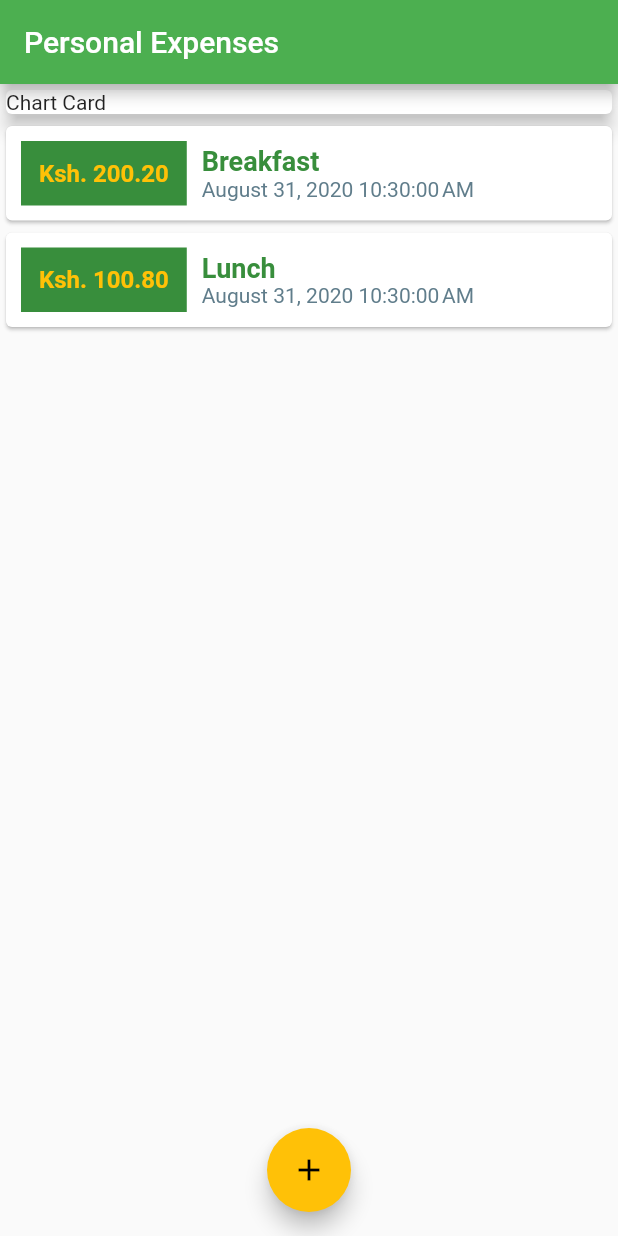
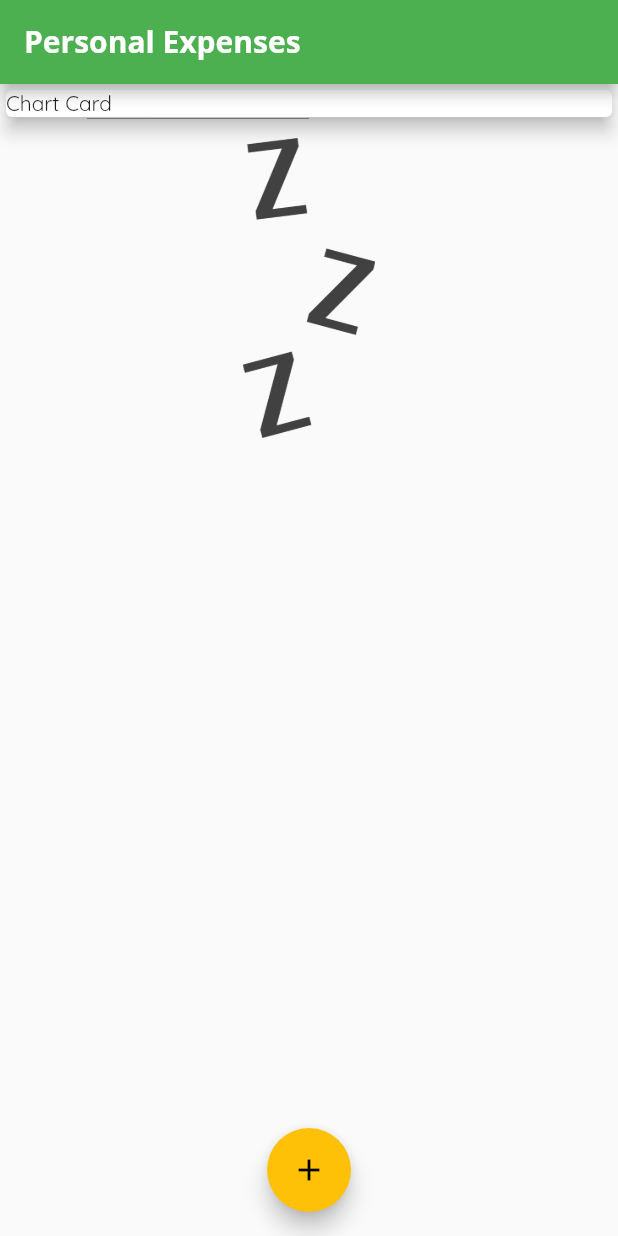
Before and after one commit to ShadrackAdwera/ExpensesApp, a Flutter app: the screen it shows after launch, on a phone screen of 412 x 824 dp. Run offline on Flutter 3.47's test engine with Material 2 defaults, Android fonts, the phone set to English and light mode, and no system bars.

Commit message:
add image when transaction is not available

```diff
--- a/lib/main.dart
+++ b/lib/main.dart
@@ -14,34 +14,48 @@ class MyApp extends StatelessWidget {
   Widget build(BuildContext context) {
     return MaterialApp(
       title: 'Personal Expenses',
-      theme: ThemeData(primarySwatch: Colors.green, accentColor: Colors.amber),
+      theme: ThemeData(
+        primarySwatch: Colors.green,
+        accentColor: Colors.amber,
+        fontFamily: 'Quicksand',
+        appBarTheme: AppBarTheme(
+          textTheme: ThemeData.light().textTheme.copyWith(
+                headline6: TextStyle(
+                  fontFamily: 'OpenSans',
+                  fontSize: 20,
+                  fontWeight: FontWeight.bold
+                ),
+              ),
+        ),
+      ),
       home: MyHomePage(),
     );
   }
 }
 
 class MyHomePage extends StatefulWidget {
-
   @override
   _MyHomePageState createState() => _MyHomePageState();
 }
 
 class _MyHomePageState extends State<MyHomePage> {
-
   final List<Transaction> _userTransactions = [
-    Transaction('t1', 'Breakfast', 200.2, DateTime.now()),
-    Transaction('t2', 'Lunch', 100.8, DateTime.now())
+    // Transaction('t1', 'Breakfast', 200.2, DateTime.now()),
+    // Transaction('t2', 'Lunch', 100.8, DateTime.now())
   ];
 
   void _addTransaction(String txTitle, double txAmount) {
-    final newTransaction = Transaction(Random().toString(), txTitle, txAmount, DateTime.now() );
+    final newTransaction =
+        Transaction(Random().toString(), txTitle, txAmount, DateTime.now());
     setState(() {
       _userTransactions.add(newTransaction);
     });
   }
 
-  void _startAddNewTransaction(BuildContext ctx ) {
-    showModalBottomSheet(context: ctx, builder: (_) {
+  void _startAddNewTransaction(BuildContext ctx) {
+    showModalBottomSheet(
+        context: ctx,
+        builder: (_) {
           return NewTransaction(_addTransaction);
         });
   }
--- a/lib/widgets/transaction_list.dart
+++ b/lib/widgets/transaction_list.dart
@@ -12,18 +12,34 @@ class TransactionList extends StatelessWidget {
   Widget build(BuildContext context) {
     return Container(
       height: 600,
-      child: ListView.builder(
+      child: userTransactions.isEmpty
+          ? Column(
+              children: [
+                SizedBox(
+                  height: 10,
+                ),
+                Container(
+                    height: 200,
+                    child: Image.asset(
+                      'assets/images/waiting.png',
+                      fit: BoxFit.cover,
+                    ))
+              ],
+            )
+          : ListView.builder(
               itemBuilder: (ctx, index) {
                 return Card(
                     child: Row(
                   children: [
                     Container(
                       padding: EdgeInsets.all(10),
-                margin: EdgeInsets.symmetric(horizontal: 10, vertical: 10),
+                      margin:
+                          EdgeInsets.symmetric(horizontal: 10, vertical: 10),
                       decoration: BoxDecoration(
                         color: Theme.of(context).primaryColorDark,
                         border: Border.all(
-                      width: 2, color: Theme.of(context).primaryColorDark),
+                            width: 2,
+                            color: Theme.of(context).primaryColorDark),
                       ),
                       child: Text(
                         'Ksh. ${userTransactions[index].amount.toStringAsFixed(2)}',
@@ -38,7 +54,7 @@ class TransactionList extends StatelessWidget {
                       children: [
                         Text(
                           userTransactions[index].name,
-                    style: TextStyle(fontWeight: FontWeight.bold, fontSize: 18, color: Theme.of(context).primaryColorDark),
+                          style: Theme.of(context).textTheme.headline6,
                         ),
                         Text(
                           DateFormat().format(userTransactions[index].date),
```
Also changed, not shown: pubspec.yaml (+13 -8 lines), assets/images/waiting.png (added). Lines whose indentation alone changed are shown as unchanged.
